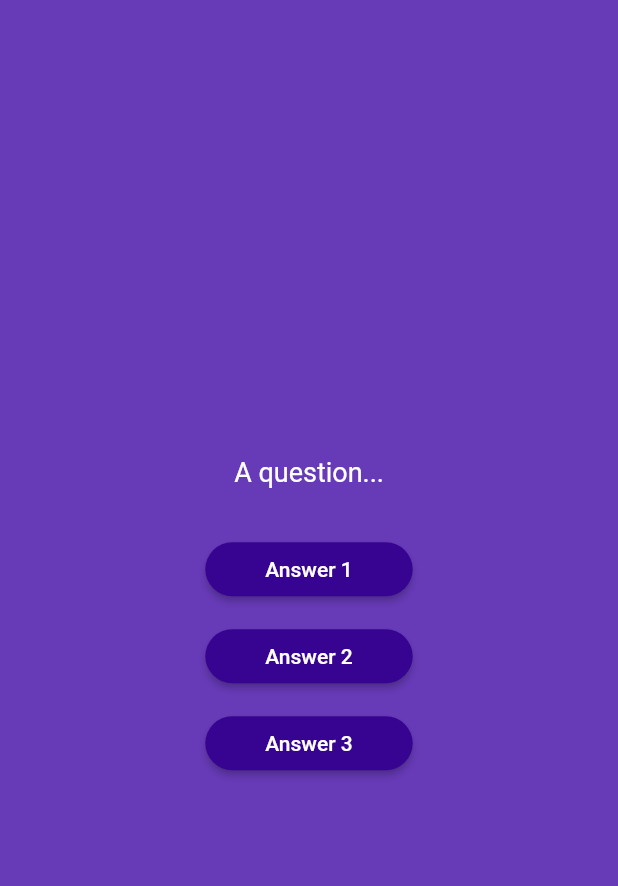
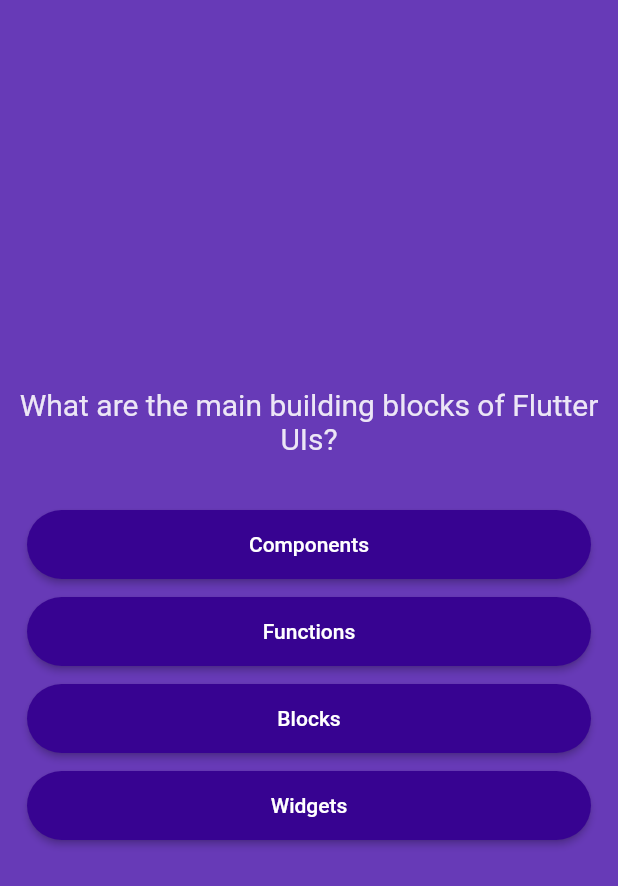
Before and after one commit to Harshit-Kotecha/quiz, a Flutter app: the screen it shows after launch, after a tap on "Start quiz", on a phone screen of 412 x 824 dp. Shown: the top 886 px of the screen. Run offline on Flutter 3.47's test engine with Material 2 defaults, Android fonts, the phone set to English and light mode, and no system bars.

Commit message:
Updated the widgets

```diff
--- a/lib/answer_button.dart
+++ b/lib/answer_button.dart
@@ -9,17 +9,23 @@ class AnswerButton extends StatelessWidget {
 
   @override
   Widget build(BuildContext context) {
-    return ElevatedButton(
+    return Container(
+      margin: const EdgeInsets.symmetric(vertical: 5, horizontal: 18),
+      child: ElevatedButton(
         onPressed: onTap,
         style: ElevatedButton.styleFrom(
           backgroundColor: const Color.fromARGB(255, 55, 3, 145),
           foregroundColor: Colors.white,
-        padding: const EdgeInsets.symmetric(horizontal: 40, vertical: 10),
+          padding: const EdgeInsets.symmetric(horizontal: 40, vertical: 15),
           shape: RoundedRectangleBorder(
             borderRadius: BorderRadius.circular(40),
           ),
         ),
-      child: Text(answerText),
+        child: Text(
+          answerText,
+          textAlign: TextAlign.center,
+        ),
+      ),
     );
   }
 }
--- a/lib/data/questions.dart
+++ b/lib/data/questions.dart
@@ -17,7 +17,7 @@ const questions = [
     'By using XCode for iOS and Android Studio for Android',
   ]),
   QuizQuestion(
-    'What\'s the purpose of a StatefulWidget?',
+    'What\'s the purpose of a Stateful Widget?',
     [
       'Update UI as data changes',
       'Update data as UI changes',
@@ -26,7 +26,7 @@ const questions = [
     ],
   ),
   QuizQuestion(
-    'Which widget should you try to use more often: StatelessWidget or StatefulWidget?',
+    'Which widget should you try to use more often: Stateless Widget or Stateful Widget?',
     [
       'StatelessWidget',
       'StatefulWidget',
@@ -35,7 +35,7 @@ const questions = [
     ],
   ),
   QuizQuestion(
-    'What happens if you change data in a StatelessWidget?',
+    'What happens if you change data in a Stateless Widget?',
     [
       'The UI is not updated',
       'The UI is updated',
@@ -44,7 +44,7 @@ const questions = [
     ],
   ),
   QuizQuestion(
-    'How should you update data inside of StatefulWidgets?',
+    'How should you update data inside of Stateful Widgets?',
     [
       'By calling setState()',
       'By calling updateData()',
--- a/lib/models/quiz_questions.dart
+++ b/lib/models/quiz_questions.dart
@@ -2,5 +2,11 @@ class QuizQuestion {
   final String question;
   final List<String> answers;
 
+  List<String> getShuffled() {
+    final List<String> shuffledAnswers = List.of(answers);
+    shuffledAnswers.shuffle();
+    return shuffledAnswers;
+  }
+
   const QuizQuestion(this.question, this.answers);
 }
--- a/lib/questions_screen.dart
+++ b/lib/questions_screen.dart
@@ -3,46 +3,55 @@ import 'package:quiz/answer_button.dart';
 import 'package:quiz/data/questions.dart';
 
 class QuestionsScreen extends StatefulWidget {
-  const QuestionsScreen({super.key});
+  const QuestionsScreen({super.key, required this.selectedAnswers});
+
+  final void Function(String ans) selectedAnswers;
 
   @override
   State<QuestionsScreen> createState() => _QuestionsScreenState();
 }
 
 class _QuestionsScreenState extends State<QuestionsScreen> {
+  int currentQuestionIndex = 0;
+
+  void answerQuestion(String answer) {
+    widget.selectedAnswers(answer);
+    // print(widget.selectedAnswers);
+
+    setState(() {
+      currentQuestionIndex++;
+    });
+  }
+
   @override
   Widget build(BuildContext context) {
+    var currentQuestion = questions[currentQuestionIndex];
+
     return Center(
       child: Column(
         mainAxisAlignment: MainAxisAlignment.center,
+        crossAxisAlignment: CrossAxisAlignment.stretch,
         children: [
-          const Text(
-            'A question...',
-            style: TextStyle(
-              fontSize: 18,
-              color: Colors.white,
+          Text(
+            currentQuestion.question,
+            style: const TextStyle(
+              fontSize: 20,
+              color: Color.fromARGB(223, 255, 255, 255),
             ),
+            textAlign: TextAlign.center,
           ),
           const SizedBox(
             height: 30,
           ),
-          AnswerButton(
-            answerText: 'Answer 1',
-            onTap: () {},
-          ),
-          const SizedBox(
-            height: 10,
-          ),
-          AnswerButton(
-            answerText: 'Answer 2',
-            onTap: () {},
-          ),
-          const SizedBox(
-            height: 10,
-          ),
-          AnswerButton(
-            answerText: 'Answer 3',
-            onTap: () {},
+          ...currentQuestion.getShuffled().map(
+            (answer) {
+              return AnswerButton(
+                answerText: answer,
+                onTap: () {
+                  answerQuestion(answer);
+                },
+              );
+            },
           ),
         ],
       ),
--- a/lib/quiz.dart
+++ b/lib/quiz.dart
@@ -1,5 +1,7 @@
 import 'package:flutter/material.dart';
+import 'package:quiz/data/questions.dart';
 import 'package:quiz/questions_screen.dart';
+import 'package:quiz/results_screen.dart';
 import 'package:quiz/start_screen.dart';
 
 class Quiz extends StatefulWidget {
@@ -11,6 +13,7 @@ class Quiz extends StatefulWidget {
 
 class _QuizState extends State<Quiz> {
   Widget? activeScreen;
+  final List<String> selectedAnswersList = [];
 
   @override
   void initState() {
@@ -20,7 +23,33 @@ class _QuizState extends State<Quiz> {
 
   void switchScreen() {
     setState(() {
-      activeScreen = const QuestionsScreen();
+      activeScreen = QuestionsScreen(
+        selectedAnswers: addChosenAnswer,
+      );
+    });
+  }
+
+  void addChosenAnswer(String ans) {
+    // Reset to start screen iff all answered
+
+    selectedAnswersList.add(ans);
+
+    if (selectedAnswersList.length >= questions.length) {
+      // selectedAnswersList.clear();
+
+      setState(() {
+        activeScreen = ResultsScreen(
+          selectedAnswers: selectedAnswersList,
+          restartQuiz: restartQuiz,
+        );
+      });
+    }
+  }
+
+  void restartQuiz() {
+    setState(() {
+      selectedAnswersList.clear();
+      activeScreen = StartScreen(switchScreen);
     });
   }
 
```
Lines whose indentation alone changed are shown as unchanged.
